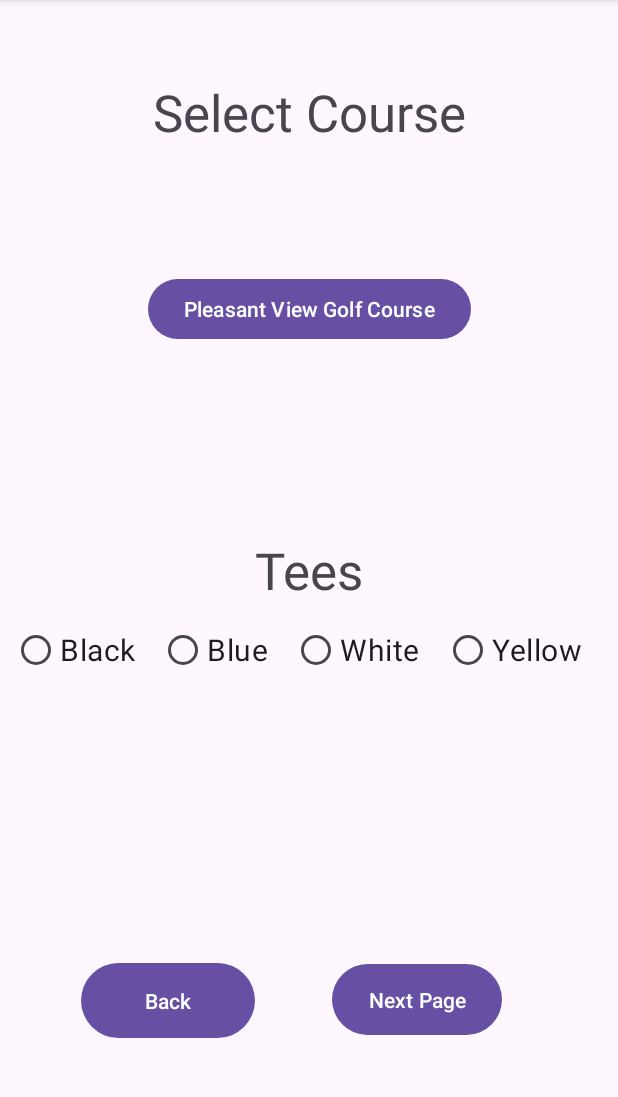
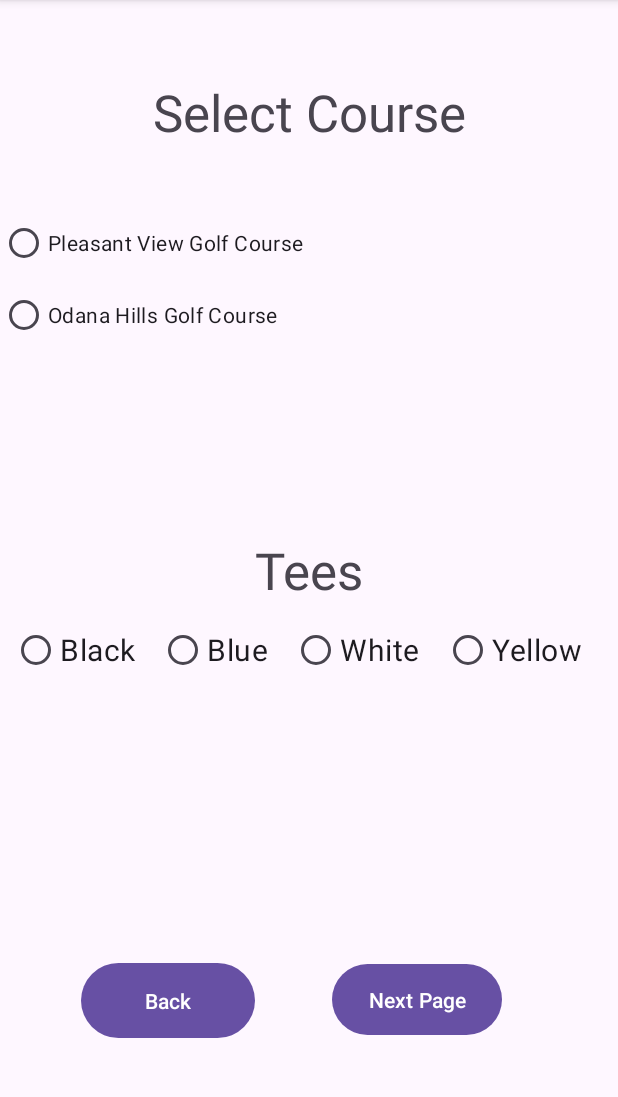
Before and after one commit to knagpal2/BadgerTee, an Android app: the CourseSetup screen opened directly, with no data from a screen before it, after a tap on "Next Page", on a phone screen of 412 x 824 dp, the part 96-1193 px from its top. Run offline under Robolectric (Android 15) with nearby library versions, the phone set to English and light mode, and no system bars.

Commit message:
Added another 9 hole course option

```diff
--- a/app/src/main/java/com/cs407/badgertee/CourseSetup.java
+++ b/app/src/main/java/com/cs407/badgertee/CourseSetup.java
@@ -6,18 +6,21 @@ import android.content.Intent;
 import android.os.Bundle;
 import android.view.View;
 import android.widget.Button;
+import android.widget.RadioButton;
 import android.widget.RadioGroup;
 import android.widget.Toast;
 
 public class CourseSetup extends AppCompatActivity {
 
     private RadioGroup radioGroup;
+    private RadioGroup courseGroup;
 
     @Override
     protected void onCreate(Bundle savedInstanceState) {
         super.onCreate(savedInstanceState);
         setContentView(R.layout.activity_course_setup);
         radioGroup = findViewById(R.id.radioGroup);
+        courseGroup = findViewById(R.id.courseGroup);
 
         Button backButton = (Button) findViewById(R.id.backButtonCourseSelect);
         backButton.setOnClickListener(new View.OnClickListener() {
@@ -30,11 +33,19 @@ public class CourseSetup extends AppCompatActivity {
     }
 
     public void navGameSetup(View view){
-        if (radioGroup.getCheckedRadioButtonId() == -1) {
-            Toast.makeText(this, "Please select a Tee", Toast.LENGTH_SHORT).show();
+        if (radioGroup.getCheckedRadioButtonId() == -1 || courseGroup.getCheckedRadioButtonId() == -1) {
+            Toast.makeText(this, "Please select a Tee and a Course", Toast.LENGTH_SHORT).show();
         } else {
             Intent intent = new Intent(this, GameSetup.class);
+            String selectedCourse = getSelectedCourse(); // Get the selected course
+            intent.putExtra("selectedCourse", selectedCourse); // Pass the selected course to the GameSetup activity
             startActivity(intent);
         }
     }
+
+    private String getSelectedCourse() {
+        int selectedId = courseGroup.getCheckedRadioButtonId();
+        RadioButton selectedRadioButton = findViewById(selectedId);
+        return selectedRadioButton.getText().toString();
+    }
 }
--- a/app/src/main/res/layout/activity_course_setup.xml
+++ b/app/src/main/res/layout/activity_course_setup.xml
@@ -64,17 +64,6 @@
         app:layout_constraintStart_toStartOf="parent"
         app:layout_constraintTop_toTopOf="parent" />
 
-    <Button
-        android:id="@+id/button"
-        android:layout_width="wrap_content"
-        android:layout_height="wrap_content"
-        android:layout_marginTop="182dp"
-        android:onClick="navGameSetup"
-        android:text="Pleasant View Golf Course"
-        app:layout_constraintEnd_toEndOf="parent"
-        app:layout_constraintStart_toStartOf="parent"
-        app:layout_constraintTop_toTopOf="parent" />
-
     <TextView
         android:id="@+id/textView3"
         android:layout_width="wrap_content"
@@ -114,4 +103,27 @@
         app:layout_constraintEnd_toStartOf="@+id/button2"
         app:layout_constraintHorizontal_bias="0.0"
         app:layout_constraintStart_toStartOf="parent" />
+
+    <RadioGroup
+        android:id="@+id/courseGroup"
+        android:layout_width="wrap_content"
+        android:layout_height="wrap_content"
+        android:layout_marginTop="138dp"
+        app:layout_constraintTop_toTopOf="parent"
+        tools:ignore="MissingConstraints"
+        tools:layout_editor_absoluteX="72dp">
+
+        <RadioButton
+            android:id="@+id/pleasantBtn"
+            android:layout_width="match_parent"
+            android:layout_height="wrap_content"
+            android:text="Pleasant View Golf Course" />
+
+        <RadioButton
+            android:id="@+id/odanaBtn"
+            android:layout_width="match_parent"
+            android:layout_height="wrap_content"
+            android:text="Odana Hills Golf Course" />
+    </RadioGroup>
+
 </androidx.constraintlayout.widget.ConstraintLayout>
```
Also changed, not shown: app/src/main/java/com/cs407/badgertee/GameSetup.java (+7 -0 lines), app/src/main/java/com/cs407/badgertee/RangeFinder.java (+26 -3 lines).
